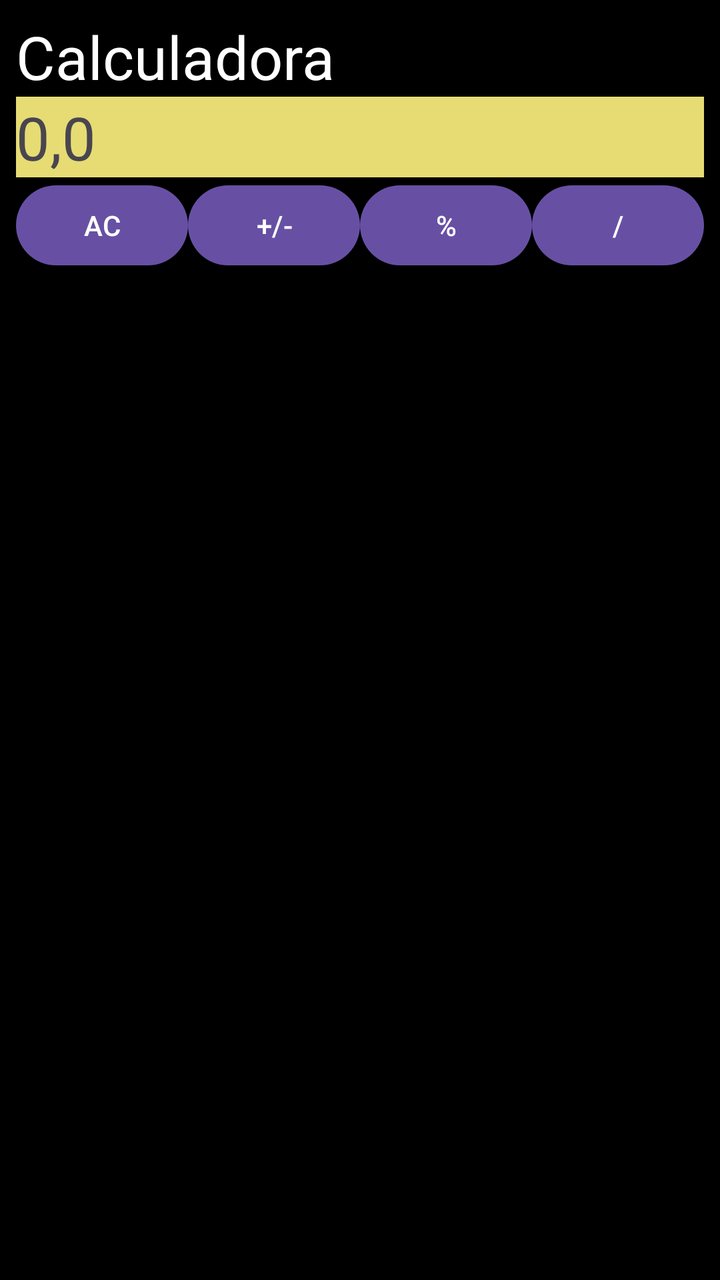
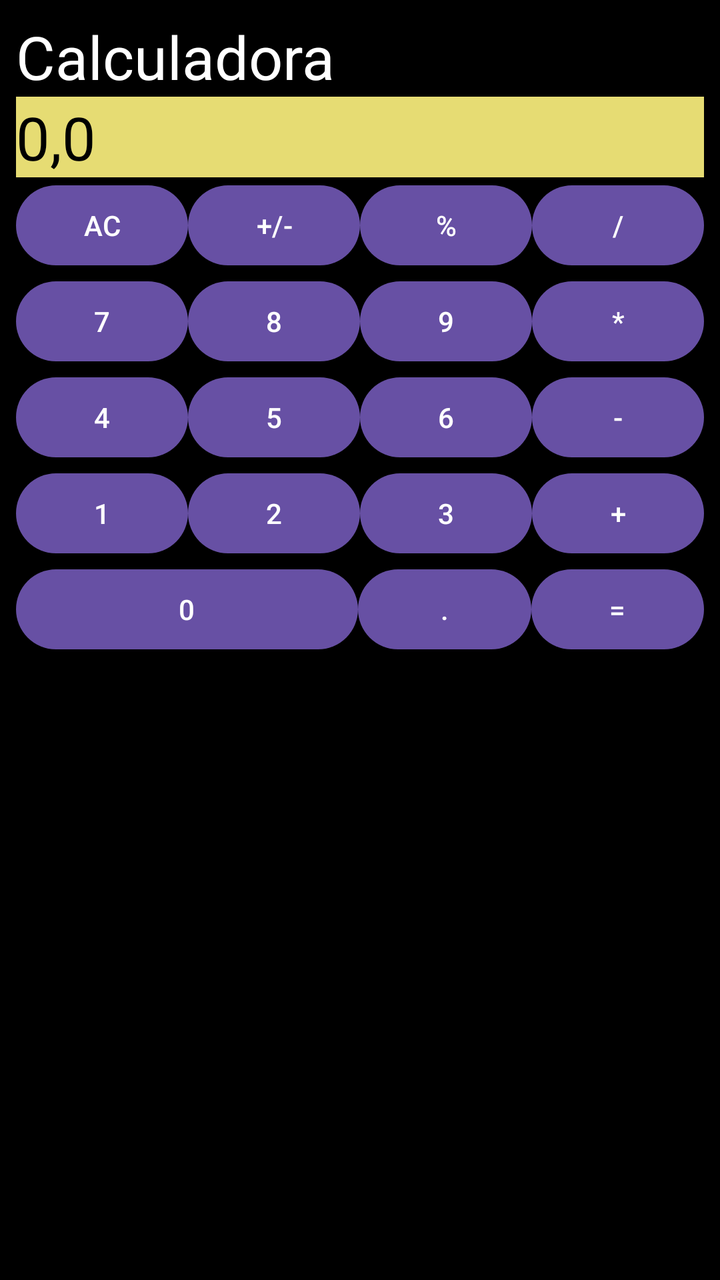

Screens rendered from an Android XML layout before and after an edit, with the pre-edit source and the edit as a unified diff.
<!-- AndroidManifest.xml: application theme Theme.Aula3 -->
<!-- res/layout/activity_main.xml -->
<?xml version="1.0" encoding="utf-8"?>
<LinearLayout xmlns:android="http://schemas.android.com/apk/res/android"
    xmlns:app="http://schemas.android.com/apk/res-auto"
    xmlns:tools="http://schemas.android.com/tools"
    android:id="@+id/main"
    android:layout_width="wrap_content"
    android:layout_height="wrap_content"
    android:background="#000000"
    android:orientation="vertical"
    android:padding="8dp"
    tools:context=".MainActivity">


    <TextView
        android:id="@+id/textView2"
        android:layout_width="414dp"
        android:layout_height="wrap_content"
        android:background="@color/black"
        android:text="Calculadora"
        android:textColor="@color/white"
        android:textSize="30dp" />

    <TextView
        android:id="@+id/resultado"
        android:layout_width="match_parent"
        android:layout_height="wrap_content"
        android:background="#E6DC73"
        android:text="0,0"
        android:textSize="30dp" />

    <LinearLayout
        android:layout_width="match_parent"
        android:layout_height="match_parent"
        android:orientation="horizontal">


        <Button
            android:id="@+id/limpar"
            android:layout_width="wrap_content"
            android:layout_height="wrap_content"
            android:layout_weight="1"
            android:text="AC" />

        <Button
            android:id="@+id/maismenos"
            android:layout_width="wrap_content"
            android:layout_height="wrap_content"
            android:layout_weight="1"
            android:text="+/-" />

        <Button
            android:id="@+id/percentagem"
            android:layout_width="wrap_content"
            android:layout_height="wrap_content"
            android:layout_weight="1"
            android:text="%" />

        <Button
            android:id="@+id/divisao"
            android:layout_width="wrap_content"
            android:layout_height="wrap_content"
            android:layout_weight="1"
            android:text="/" />

    </LinearLayout>

    <LinearLayout
        android:layout_width="match_parent"
        android:layout_height="match_parent"
        android:orientation="horizontal">


        <Button
            android:id="@+id/n7"
            android:layout_width="wrap_content"
            android:layout_height="wrap_content"
            android:layout_weight="1"
            android:text="7" />

        <Button
            android:id="@+id/n8"
            android:layout_width="wrap_content"
            android:layout_height="wrap_content"
            android:layout_weight="1"
            android:text="8" />

        <Button
            android:id="@+id/n9"
            android:layout_width="wrap_content"
            android:layout_height="wrap_content"
            android:layout_weight="1"
            android:text="9" />

        <Button
            android:id="@+id/multiplicacao"
            android:layout_width="wrap_content"
            android:layout_height="wrap_content"
            android:layout_weight="1"
            android:text="*" />

    </LinearLayout>

    <LinearLayout
        android:layout_width="match_parent"
        android:layout_height="match_parent"
        android:orientation="horizontal">


        <Button
            android:id="@+id/n4"
            android:layout_width="wrap_content"
            android:layout_height="wrap_content"
            android:layout_weight="1"
            android:text="4" />

        <Button
            android:id="@+id/n5"
            android:layout_width="wrap_content"
            android:layout_height="wrap_content"
            android:layout_weight="1"
            android:text="5" />

        <Button
            android:id="@+id/n6"
            android:layout_width="wrap_content"
            android:layout_height="wrap_content"
            android:layout_weight="1"
            android:text="6" />

        <Button
            android:id="@+id/menos"
            android:layout_width="wrap_content"
            android:layout_height="wrap_content"
            android:layout_weight="1"
            android:text="-" />

    </LinearLayout>

    <LinearLayout
        android:layout_width="match_parent"
        android:layout_height="match_parent"
        android:orientation="horizontal">


        <Button
            android:id="@+id/n1"
            android:layout_width="wrap_content"
            android:layout_height="wrap_content"
            android:layout_weight="1"
            android:text="1" />

        <Button
            android:id="@+id/n2"
            android:layout_width="wrap_content"
            android:layout_height="wrap_content"
            android:layout_weight="1"
            android:text="2" />

        <Button
            android:id="@+id/n3"
            android:layout_width="wrap_content"
            android:layout_height="wrap_content"
            android:layout_weight="1"
            android:text="3" />

        <Button
            android:id="@+id/mais"
            android:layout_width="wrap_content"
            android:layout_height="wrap_content"
            android:layout_weight="1"
            android:text="+" />

    </LinearLayout>

    <LinearLayout
        android:layout_width="match_parent"
        android:layout_height="match_parent"
        android:orientation="horizontal">


        <Button
            android:id="@+id/n0"
            android:layout_width="174dp"
            android:layout_height="wrap_content"
            android:layout_weight="2"
            android:text="0" />

        <Button
            android:id="@+id/virgula"
            android:layout_width="wrap_content"
            android:layout_height="wrap_content"
            android:layout_weight="1"
            android:text="." />

        <Button
            android:id="@+id/igual"
            android:layout_width="wrap_content"
            android:layout_height="wrap_content"
            android:layout_weight="1"
            android:text="=" />

    </LinearLayout>


</LinearLayout>
<!-- resources referenced by this layout -->
<resources>
  <color name="black">#FF000000</color>
  <color name="white">#FFFFFFFF</color>
  <style name="Theme.Aula3" parent="Base.Theme.Aula3" />
  <style name="Base.Theme.Aula3" parent="Theme.Material3.DayNight.NoActionBar">
          
          
      </style>
</resources>

<!-- the commit's change to res/layout/activity_main.xml (unified diff, before → after) -->
@@ -3,8 +3,8 @@
     xmlns:app="http://schemas.android.com/apk/res-auto"
     xmlns:tools="http://schemas.android.com/tools"
     android:id="@+id/main"
-    android:layout_width="wrap_content"
-    android:layout_height="wrap_content"
+    android:layout_width="match_parent"
+    android:layout_height="match_parent"
     android:background="#000000"
     android:orientation="vertical"
     android:padding="8dp"
@@ -25,12 +25,13 @@
         android:layout_width="match_parent"
         android:layout_height="wrap_content"
         android:background="#E6DC73"
+        android:textColor="@color/black"
         android:text="0,0"
         android:textSize="30dp" />
 
     <LinearLayout
         android:layout_width="match_parent"
-        android:layout_height="match_parent"
+        android:layout_height="wrap_content"
         android:orientation="horizontal">
 
 
@@ -66,7 +67,7 @@
 
     <LinearLayout
         android:layout_width="match_parent"
-        android:layout_height="match_parent"
+        android:layout_height="wrap_content"
         android:orientation="horizontal">
 
 
@@ -102,7 +103,7 @@
 
     <LinearLayout
         android:layout_width="match_parent"
-        android:layout_height="match_parent"
+        android:layout_height="wrap_content"
         android:orientation="horizontal">
 
 
@@ -138,7 +139,7 @@
 
     <LinearLayout
         android:layout_width="match_parent"
-        android:layout_height="match_parent"
+        android:layout_height="wrap_content"
         android:orientation="horizontal">
 
 
@@ -174,7 +175,7 @@
 
     <LinearLayout
         android:layout_width="match_parent"
-        android:layout_height="match_parent"
+        android:layout_height="wrap_content"
         android:orientation="horizontal">
 
 
